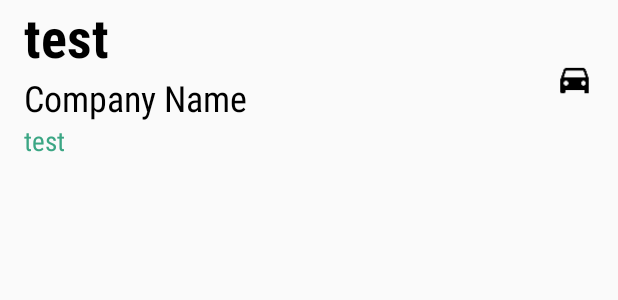
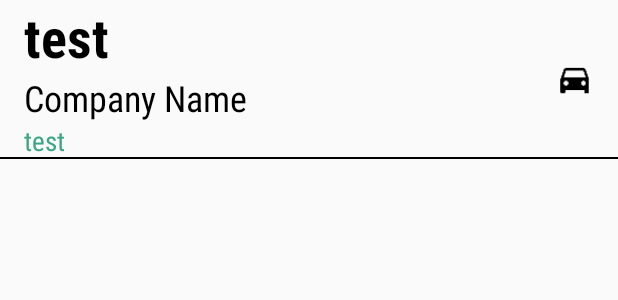
Before and after one commit to reesewahlin/COGS121-AIDS, an Android app: the layout row_favorites.xml on its own in the app's theme, with its tools: preview values and no code run, on a phone screen of 412 x 824 dp. Shown: the top 300 px of the screen. Run offline under Robolectric (Android 15) with nearby library versions, the phone set to English and light mode, and no system bars.

Commit message:
connected favorites

```diff
--- a/IxD/app/src/main/java/com/cogs121/ixd/activities/main/FavoritesFragment.java
+++ b/IxD/app/src/main/java/com/cogs121/ixd/activities/main/FavoritesFragment.java
@@ -67,7 +67,8 @@ public class FavoritesFragment extends BaseFragment {
     public void onCreate(@Nullable Bundle savedInstanceState) {
         super.onCreate(savedInstanceState);
         //get favorites from acct store
-
+        String user = getStoreFactory().getConsumerUserStore().getCurrentUser();
+        favoritesList = getStoreFactory().getConsumerUserStore().getUser(user).getFavoriteLocusPoints();
         favoritesListAdapter = new FavoritesListAdapter(getContext(), R.layout.row_favorites, favoritesList);
     }
 
--- a/IxD/app/src/main/java/com/cogs121/ixd/activities/main/PromoFragment.java
+++ b/IxD/app/src/main/java/com/cogs121/ixd/activities/main/PromoFragment.java
@@ -100,6 +100,9 @@ public class PromoFragment extends BaseFragment {
             @Override
             public void onClick(View view) {
                 //add to account user store
+                getStoreFactory().getConsumerUserStore().getUser(
+                        getStoreFactory().getConsumerUserStore().getCurrentUser()
+                ).addFavorite(locusPoint);
             }
         });
         saveButton = ViewUtils.getView(rootView, R.id.b_promo_save);
--- a/IxD/app/src/main/res/layout/row_favorites.xml
+++ b/IxD/app/src/main/res/layout/row_favorites.xml
@@ -60,6 +60,13 @@
 
     </FrameLayout>
 
+    <View
+        android:layout_width="match_parent"
+        android:layout_height="1dp"
+        android:background="#000"
+        android:layout_gravity="bottom"
+        />
+
 
 
 </FrameLayout>
```
Also changed, not shown: IxD/app/src/main/java/com/cogs121/ixd/stores/UserStore/ConsumerUserStore.java (+5 -2 lines).
